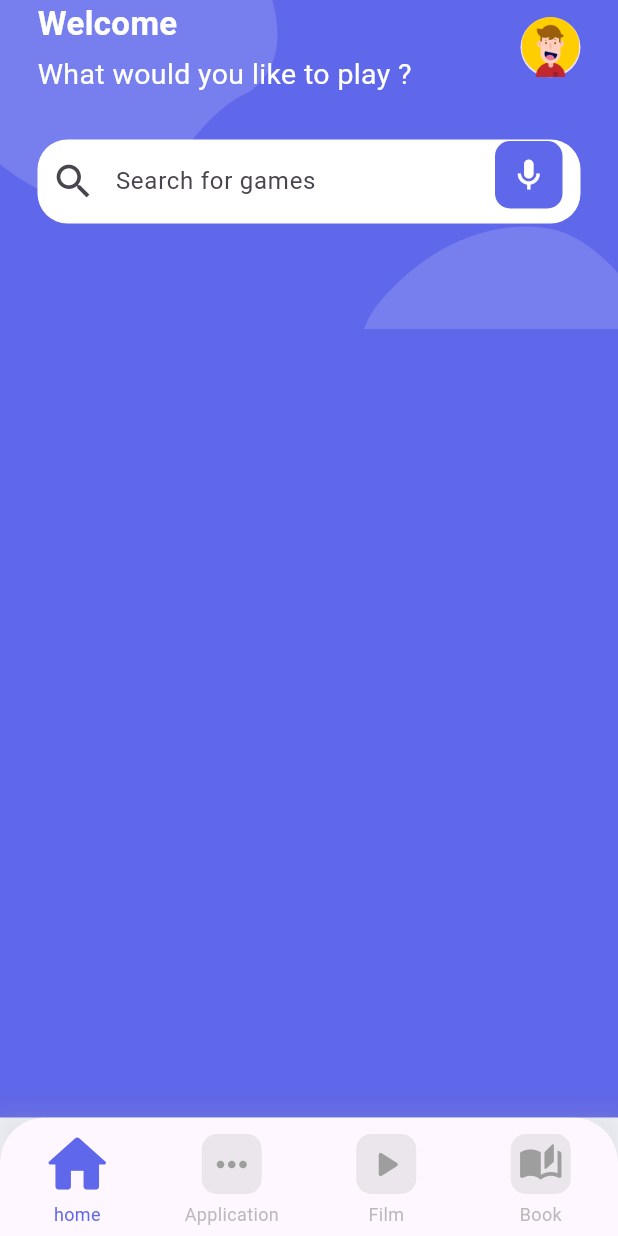
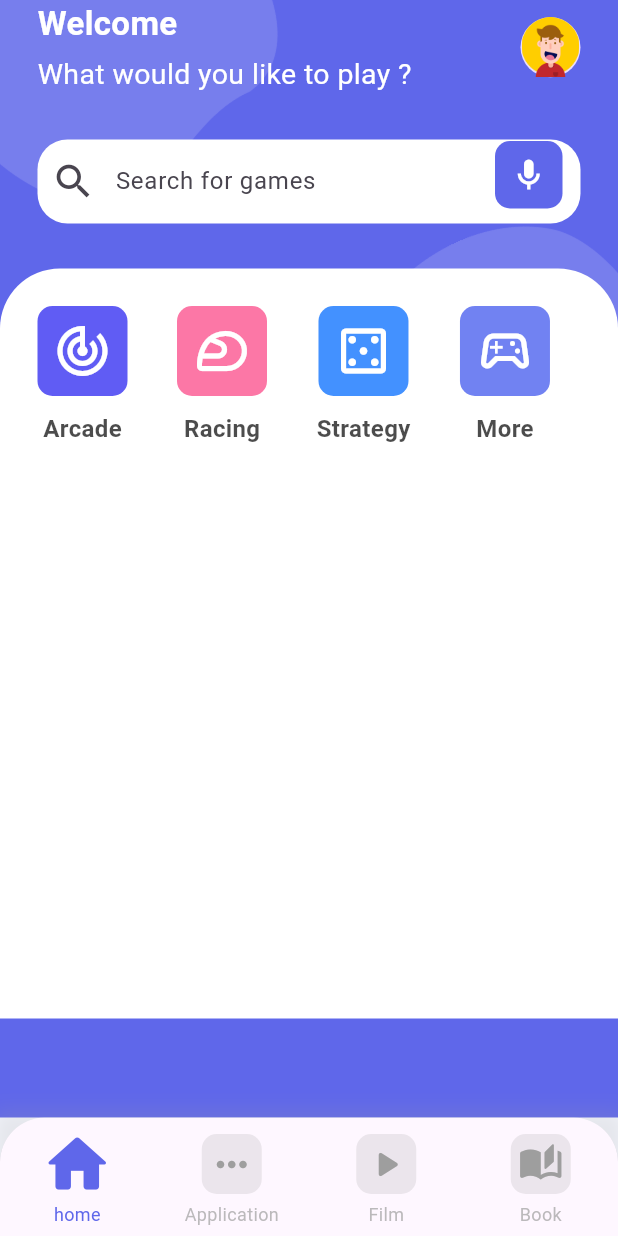
Before and after one commit to HugoLaurent/gamestore, a Flutter app: the screen it shows after launch, on a phone screen of 412 x 824 dp. Run offline on Flutter 3.47's test engine with Material 3 defaults, Android fonts, the phone set to English and light mode, and no system bars.

Commit message:
Mise à jour de la page d'accueil avec un widget de catégorie.

```diff
--- a/lib/pages/home/home.dart
+++ b/lib/pages/home/home.dart
@@ -1,5 +1,7 @@
 import 'package:flutter/material.dart';
-import 'package:gamestore/pages/home/widgets/Search.dart';
+import 'package:gamestore/pages/home/widgets/category.dart';
+
+import 'package:gamestore/pages/home/widgets/search.dart';
 import 'package:gamestore/pages/home/widgets/header.dart';
 
 class HomePage extends StatelessWidget {
@@ -32,10 +34,11 @@ class HomePage extends StatelessWidget {
                 ),
               ),
             ),
-            const Column(
+            Column(
               children: [
-                HeaderSection(),
-                SearchSection(),
+                const HeaderSection(),
+                const SearchSection(),
+                CategorySection(),
               ],
             ),
           ],
--- /dev/null
+++ b/lib/pages/home/widgets/category.dart
@@ -0,0 +1,80 @@
+import 'package:flutter/material.dart';
+
+class CategorySection extends StatelessWidget {
+  CategorySection({super.key});
+
+  final categories = [
+    {
+      'icon': Icons.track_changes_outlined,
+      'color': const Color(0xFF605CF4),
+      'title': 'Arcade',
+    },
+    {
+      'icon': Icons.sports_motorsports_outlined,
+      'color': const Color(0xFFFC77A6),
+      'title': 'Racing',
+    },
+    {
+      'icon': Icons.casino_outlined,
+      'color': const Color(0xFF4391FF),
+      'title': 'Strategy',
+    },
+    {
+      'icon': Icons.sports_esports_outlined,
+      'color': const Color(0xFF7182f2),
+      'title': 'More',
+    },
+  ];
+
+  @override
+  Widget build(BuildContext context) {
+    return Container(
+      height: 500,
+      decoration: const BoxDecoration(
+        color: Colors.white,
+        borderRadius: BorderRadius.only(
+          topLeft: Radius.circular(40),
+          topRight: Radius.circular(40),
+        ),
+      ),
+      child: Column(
+        children: [
+          SizedBox(
+            height: 140,
+            child: ListView.separated(
+                padding: const EdgeInsets.symmetric(horizontal: 25),
+                scrollDirection: Axis.horizontal,
+                itemBuilder: (context, index) => Column(
+                      children: [
+                        const SizedBox(height: 25),
+                        Container(
+                          padding: const EdgeInsets.all(10),
+                          decoration: BoxDecoration(
+                            borderRadius: BorderRadius.circular(10),
+                            color: categories[index]['color'] as Color,
+                          ),
+                          child: Icon(
+                            categories[index]['icon'] as IconData,
+                            color: Colors.white,
+                            size: 40,
+                          ),
+                        ),
+                        const SizedBox(height: 10),
+                        Text(
+                          categories[index]['title'] as String,
+                          style: TextStyle(
+                            color: Colors.black.withOpacity(.7),
+                            fontWeight: FontWeight.bold,
+                            fontSize: 16,
+                          ),
+                        )
+                      ],
+                    ),
+                separatorBuilder: (context, index) => const SizedBox(width: 33),
+                itemCount: categories.length),
+          ),
+        ],
+      ),
+    );
+  }
+}
```
